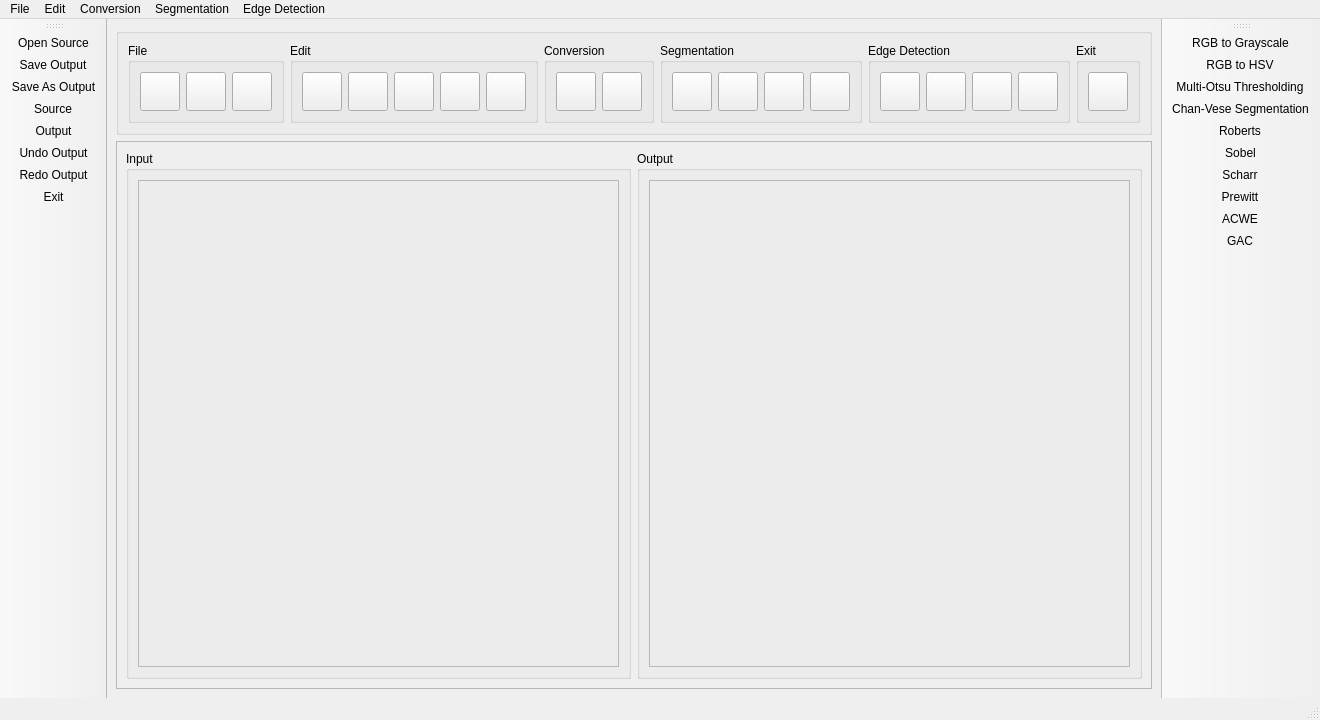
emregoenen/OOP2_LAB_FINAL_PROJECT, file lab_final.ui: the form before one commit.
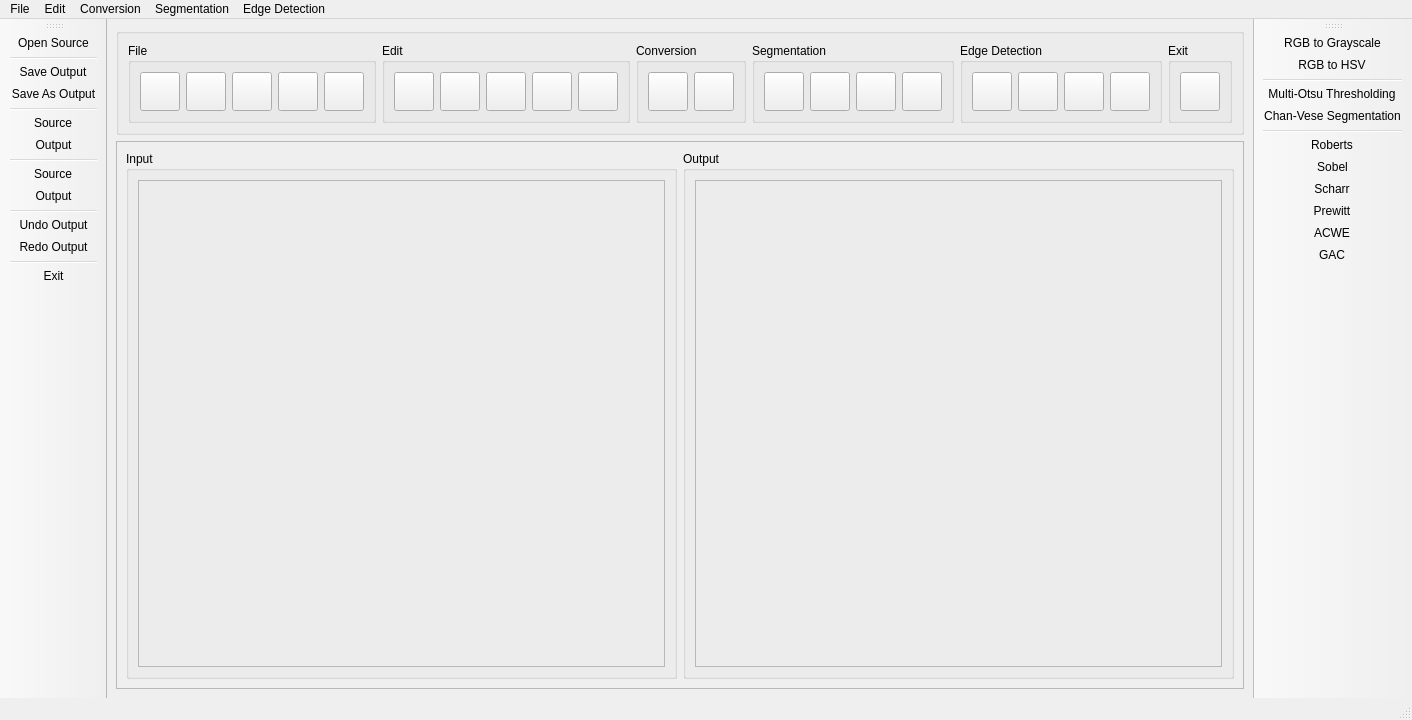
The form after the commit.

Commit message: Add export_as buttons

```diff
--- a/lab_final.ui
+++ b/lab_final.ui
@@ -6,7 +6,7 @@
    <rect>
     <x>0</x>
     <y>0</y>
-    <width>1280</width>
+    <width>1328</width>
     <height>720</height>
    </rect>
   </property>
@@ -102,6 +102,44 @@
             </property>
            </widget>
           </item>
+          <item>
+           <widget class="QToolButton" name="toolButton_exportAsSource">
+            <property name="toolTip">
+             <string>Export As Source</string>
+            </property>
+            <property name="statusTip">
+             <string>Export as source</string>
+            </property>
+            <property name="text">
+             <string/>
+            </property>
+            <property name="iconSize">
+             <size>
+              <width>32</width>
+              <height>32</height>
+             </size>
+            </property>
+           </widget>
+          </item>
+          <item>
+           <widget class="QToolButton" name="toolButton_exportAsOutput">
+            <property name="toolTip">
+             <string>Export As Output</string>
+            </property>
+            <property name="statusTip">
+             <string>Export as output</string>
+            </property>
+            <property name="text">
+             <string/>
+            </property>
+            <property name="iconSize">
+             <size>
+              <width>32</width>
+              <height>32</height>
+             </size>
+            </property>
+           </widget>
+          </item>
          </layout>
         </widget>
        </item>
@@ -571,7 +609,7 @@
     <rect>
      <x>0</x>
      <y>0</y>
-     <width>1280</width>
+     <width>1328</width>
      <height>21</height>
     </rect>
    </property>
@@ -659,8 +697,10 @@
    </attribute>
    <addaction name="actionRgbToGray"/>
    <addaction name="actionRgbToHsv"/>
+   <addaction name="separator"/>
    <addaction name="actionMultiOtsu"/>
    <addaction name="actionChanVese"/>
+   <addaction name="separator"/>
    <addaction name="actionRoberts"/>
    <addaction name="actionSobel"/>
    <addaction name="actionScharr"/>
@@ -679,12 +719,19 @@
     <bool>false</bool>
    </attribute>
    <addaction name="actionOpenSource"/>
+   <addaction name="separator"/>
    <addaction name="actionSaveOutput"/>
    <addaction name="actionSaveAsOutput"/>
+   <addaction name="separator"/>
+   <addaction name="actionExportAsSource"/>
+   <addaction name="actionExportAsOutput"/>
+   <addaction name="separator"/>
    <addaction name="actionClearSource"/>
    <addaction name="actionClearOutput"/>
+   <addaction name="separator"/>
    <addaction name="actionUndoOutput"/>
    <addaction name="actionRedoOutput"/>
+   <addaction name="separator"/>
    <addaction name="actionExit"/>
   </widget>
   <action name="actionOpenSource">
@@ -800,6 +847,28 @@
     <string>Swap</string>
    </property>
   </action>
+  <action name="actionExportAsSource">
+   <property name="text">
+    <string>Source</string>
+   </property>
+   <property name="toolTip">
+    <string>Export As Source</string>
+   </property>
+   <property name="statusTip">
+    <string>Export as source</string>
+   </property>
+  </action>
+  <action name="actionExportAsOutput">
+   <property name="text">
+    <string>Output</string>
+   </property>
+   <property name="toolTip">
+    <string>Export As Output</string>
+   </property>
+   <property name="statusTip">
+    <string>Export as output</string>
+   </property>
+  </action>
  </widget>
  <resources/>
  <connections>
```
Left out of the diff: 60 changed lines with no effect on the pictures. The commit also changes 12 other files.
